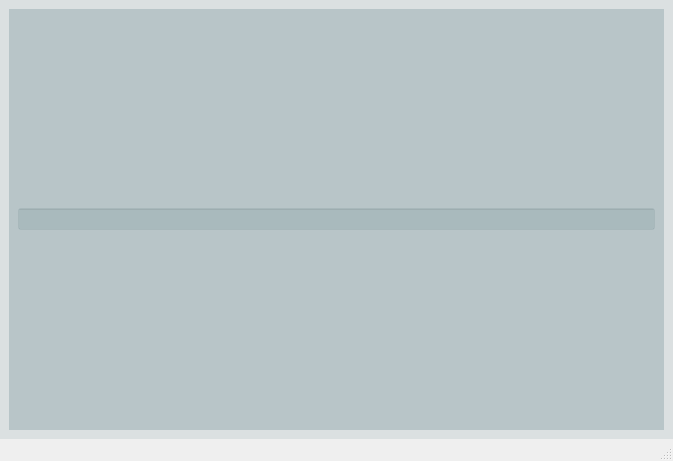
This is sample3.ui in icomann/QuantumISW as Qt 5 draws it before an edit. The edited form follows.
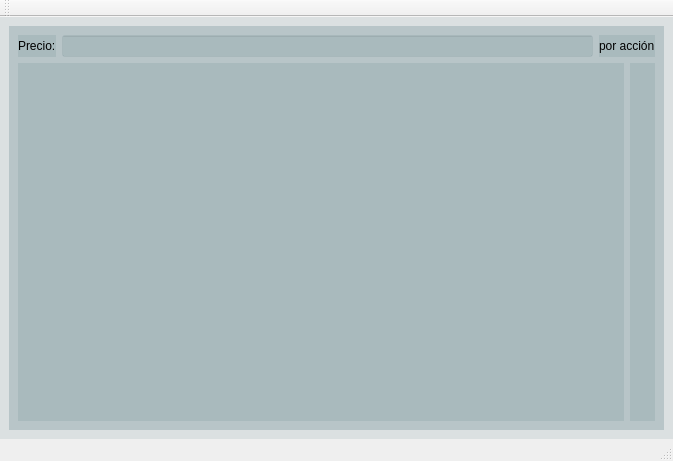
This is the edited form. The open tabs and pages were chosen to show the change.

What changed in the file:
```diff
--- a/sample3.ui
+++ b/sample3.ui
@@ -18,7 +18,7 @@
     <string notr="true">background: rgba(32, 80, 96, 25);</string>
    </property>
    <layout class="QGridLayout" name="gridLayout">
-    <item row="0" column="0">
+    <item row="1" column="0">
      <widget class="QStackedWidget" name="stackedWidget">
       <property name="currentIndex">
        <number>0</number>
@@ -365,8 +365,28 @@
       <widget class="QWidget" name="Resultados">
        <layout class="QGridLayout" name="gridLayout_5">
         <item row="0" column="0">
+         <widget class="QLabel" name="label_13">
+          <property name="text">
+           <string>Precio:</string>
+          </property>
+         </widget>
+        </item>
+        <item row="0" column="1">
          <widget class="QLineEdit" name="result"/>
         </item>
+        <item row="0" column="2" colspan="2">
+         <widget class="QLabel" name="label_14">
+          <property name="text">
+           <string>por acción</string>
+          </property>
+         </widget>
+        </item>
+        <item row="1" column="0" colspan="3">
+         <widget class="QWidget" name="widget_graph" native="true"/>
+        </item>
+        <item row="1" column="3">
+         <widget class="QWidget" name="widget_simulation" native="true"/>
+        </item>
        </layout>
       </widget>
      </widget>
@@ -384,6 +404,22 @@
    </property>
   </widget>
   <widget class="QStatusBar" name="statusbar"/>
+  <widget class="QToolBar" name="toolBar">
+   <property name="windowTitle">
+    <string>toolBar</string>
+   </property>
+   <attribute name="toolBarArea">
+    <enum>TopToolBarArea</enum>
+   </attribute>
+   <attribute name="toolBarBreak">
+    <bool>true</bool>
+   </attribute>
+  </widget>
+  <action name="actionInicio">
+   <property name="text">
+    <string>Inicio</string>
+   </property>
+  </action>
  </widget>
  <resources/>
  <connections/>
```
Left out of the diff: 26 changed lines with no effect on the pictures.
